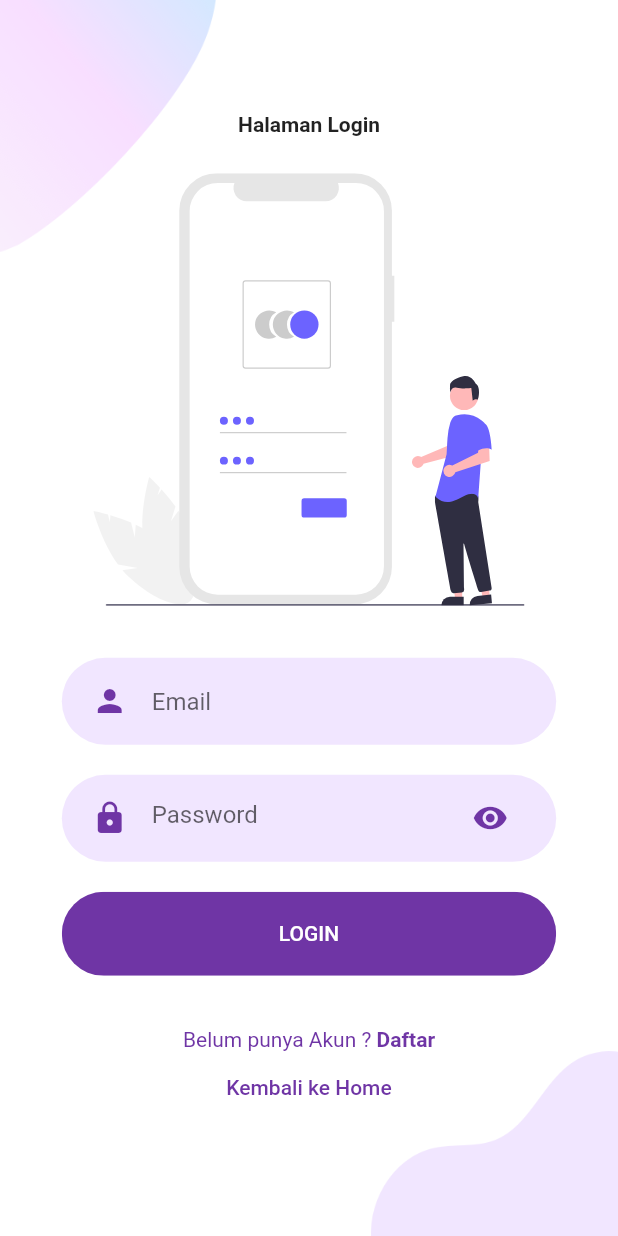
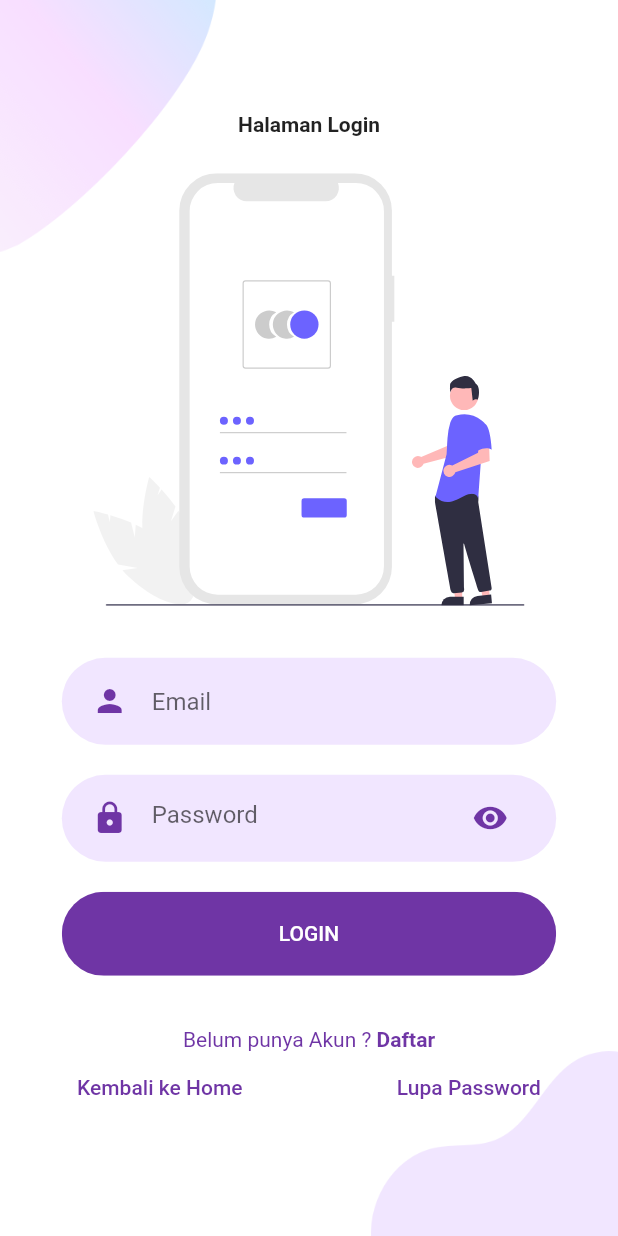
Before and after one commit to IrvanMaulana99/wallpaper8-kelompok8, a Flutter app: the screen it shows after launch, after a tap on "Login", on a phone screen of 412 x 824 dp. Run offline on Flutter 3.47's test engine with Material 2 defaults, Android fonts, the phone set to English and light mode, and no system bars; our stand-ins replace firebase_auth, firebase_core, flutter_svg; accounts and stored records are empty.

Commit message:
Penambahan fitur reset password

```diff
--- a/lib/Screens/Login/components/body.dart
+++ b/lib/Screens/Login/components/body.dart
@@ -6,6 +6,7 @@ import 'package:wallpaper8_kelompok8/Screens/Login/components/background.dart';
 import 'package:wallpaper8_kelompok8/Screens/Signup/signup_screen.dart';
 import 'package:wallpaper8_kelompok8/Screens/Welcome/welcome_screen.dart';
 import 'package:wallpaper8_kelompok8/Screens/home/home_screen.dart';
+import 'package:wallpaper8_kelompok8/Screens/reset%20password/reset.dart';
 import 'package:wallpaper8_kelompok8/components/cek_akun.dart';
 import 'package:wallpaper8_kelompok8/components/rounded_button.dart';
 import 'package:wallpaper8_kelompok8/components/rounded_input_field.dart';
@@ -67,8 +68,10 @@ class _BodyState extends State<Body> {
             RoundedButton(
               text: "LOGIN",
               press: () {
-                auth.signInWithEmailAndPassword(
-                    email: _email, password: _password).then((_){
+                auth
+                    .signInWithEmailAndPassword(
+                        email: _email, password: _password)
+                    .then((_) {
                   Navigator.of(context).pushReplacement(
                       MaterialPageRoute(builder: (context) => HomeScreen()));
                 });
@@ -91,12 +94,25 @@ class _BodyState extends State<Body> {
               },
             ),
             // teks ke halaman awal
+            Row(
+              mainAxisAlignment: MainAxisAlignment.spaceAround,
+              children: [
                 TextButton(
                   child: Text('Kembali ke Home'),
                   onPressed: () {
-                Navigator.pushReplacement(context,
-                    MaterialPageRoute(builder: (context) => WelcomeScreen()));
+                    Navigator.pushReplacement(
+                        context,
+                        MaterialPageRoute(
+                            builder: (context) => WelcomeScreen()));
                   },
+                ),
+                // teks untuk ke halaman reset password
+                TextButton(
+                  child: Text('Lupa Password'),
+                  onPressed: () => Navigator.of(context).push(
+                      MaterialPageRoute(builder: (context) => ResetScreen())),
+                )
+              ],
             )
           ],
         ),
```
Also changed, not shown: lib/Screens/reset password/reset.dart (added, +58 -0 lines). Lines whose indentation alone changed are shown as unchanged.
